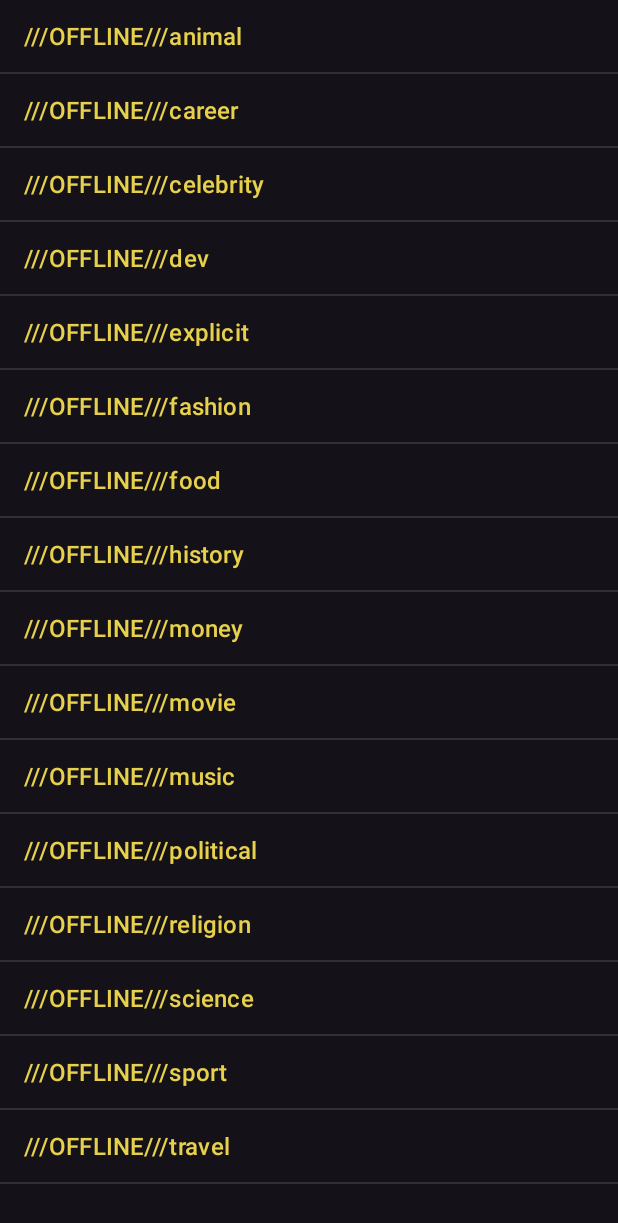
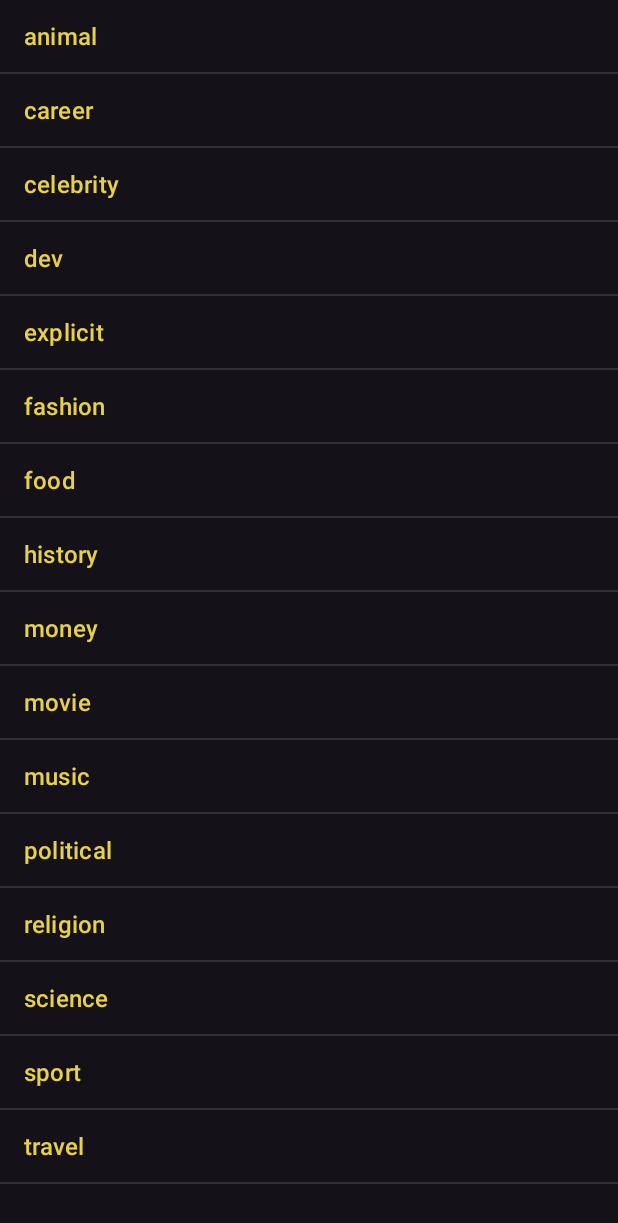
Before and after one commit to astokarev/TTInterview, an Android app: the screen it shows after launch (CategoryListActivity), on a phone screen of 412 x 824 dp. Shown: the top 1223 px of the screen. Run offline under Robolectric (Android 15) with nearby library versions, the phone set to English and light mode, and no system bars; our stand-ins replace Volley; network calls fail.

Commit message:
working version

```diff
--- a/app/src/main/java/com/example/ttinterview/common/DatabaseHelper.java
+++ b/app/src/main/java/com/example/ttinterview/common/DatabaseHelper.java
@@ -38,7 +38,6 @@ public class DatabaseHelper extends SQLiteOpenHelper {
     }
 
     public void create_db() {
-
         File file = new File(DB_PATH);
         if (!file.exists()) {
             //получаем локальную бд как поток
--- a/app/src/main/java/com/example/ttinterview/controller/CategoryListActivity.java
+++ b/app/src/main/java/com/example/ttinterview/controller/CategoryListActivity.java
@@ -61,6 +61,7 @@ public class CategoryListActivity extends ListActivity {
                     }
                 });
         requestService.getInstance(this).addToRequestQueue(jsonObjectRequest);
+
     }
 
 
--- a/app/src/main/java/com/example/ttinterview/model/Categories.java
+++ b/app/src/main/java/com/example/ttinterview/model/Categories.java
@@ -22,7 +22,7 @@ public class Categories {
     }
 
     public String[] categoriesArray() {
-        //ArrayList<String> result = new ArrayList<>();
+
         String[] result = new String[categories.toArray().length];
         for (int i = 0; i < categories.toArray().length; i++) {
             result[i] = categories.get(i);
@@ -31,10 +31,10 @@ public class Categories {
     }
 
     public String[] offlineCategories() {
-        String[] result = new String[]{"///OFFLINE///animal", "///OFFLINE///career", "///OFFLINE///celebrity", "///OFFLINE///dev",
-                "///OFFLINE///explicit", "///OFFLINE///fashion", "///OFFLINE///food", "///OFFLINE///history", "///OFFLINE///money",
-                "///OFFLINE///movie", "///OFFLINE///music", "///OFFLINE///political", "///OFFLINE///religion", "///OFFLINE///science",
-                "///OFFLINE///sport", "///OFFLINE///travel"};
+        String[] result = new String[]{"animal", "career", "celebrity", "dev",
+                "explicit", "fashion", "food", "history", "money",
+                "movie", "music", "political", "religion", "science",
+                "sport", "travel"};
         return result;
     }
 }
```
